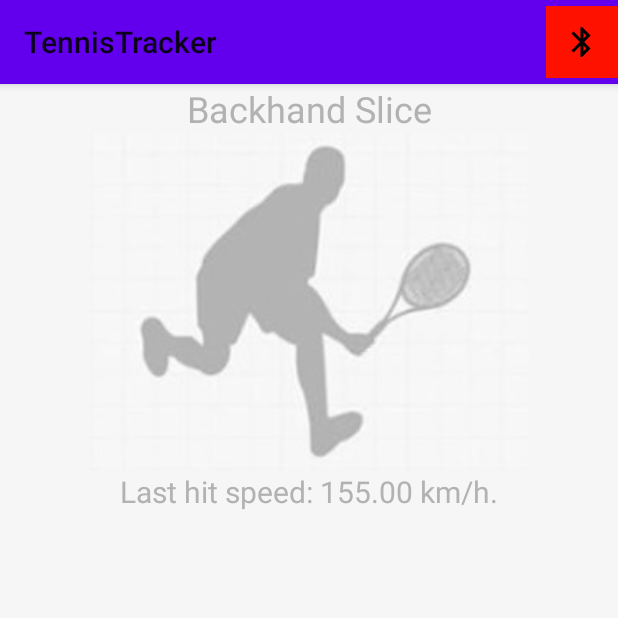
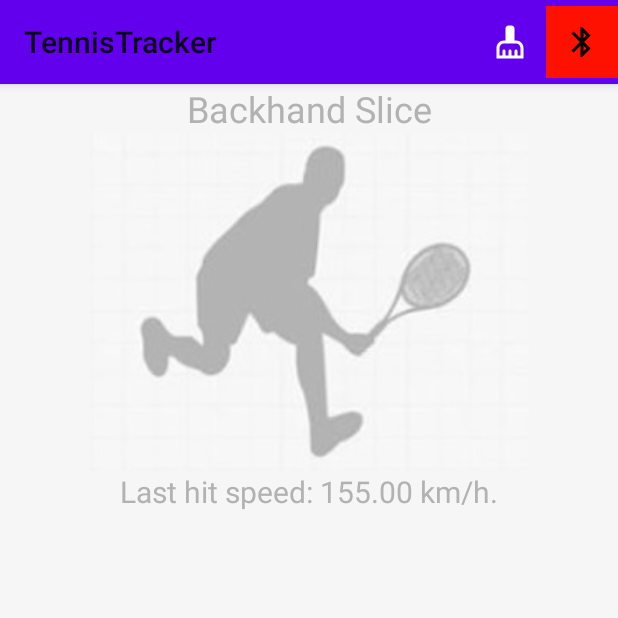
Before and after one commit to NinetyTwo-TwentyNine/TennisTracker, an Android app: the screen it shows after launch (MainActivity), after a tap on "Bluetooth connection", on a phone screen of 412 x 824 dp, the top half of it. Run offline under Robolectric (Android 15) with nearby library versions, the phone set to English and light mode, and no system bars; libraries missing offline, so code that uses them is left out: com.github.mikephil.charting; plain views replace BarChart, PieChart; 24 statements that could not run were skipped.

Commit message:
Added a button to reset statistics back to the default values. Edited the Bluetooth connection system a bit.

```diff
--- a/app/src/main/AndroidManifest.xml
+++ b/app/src/main/AndroidManifest.xml
@@ -17,7 +17,7 @@
         android:allowBackup="true"
         android:dataExtractionRules="@xml/data_extraction_rules"
         android:fullBackupContent="@xml/backup_rules"
-        android:icon="@mipmap/ic_launcher"
+        android:icon="@drawable/icon_tennis_guy"
         android:label="@string/app_name"
         android:supportsRtl="true"
         android:theme="@style/Theme.TennisTracker"
--- a/app/src/main/java/com/example/tennistracker/UI/MainActivity.kt
+++ b/app/src/main/java/com/example/tennistracker/UI/MainActivity.kt
@@ -5,7 +5,6 @@ import android.bluetooth.BluetoothDevice
 import android.content.BroadcastReceiver
 import android.content.Context
 import android.content.Intent
-import android.content.IntentFilter
 import android.content.pm.PackageManager
 import android.os.Build
 import android.os.Bundle
@@ -18,7 +17,6 @@ import androidx.activity.viewModels
 import androidx.annotation.RequiresApi
 import androidx.appcompat.app.AppCompatActivity
 import androidx.core.app.ActivityCompat
-import androidx.core.content.ContextCompat
 import com.example.tennistracker.R
 import com.example.tennistracker.ViewModel.TennisViewModel
 import com.example.tennistracker.data.Constants
@@ -43,7 +41,7 @@ class MainActivity : AppCompatActivity() {
                 return
             }
         }
-        initiateBluetoothSetup()
+        performBluetoothConnectionAttempt()
     }
 
 
@@ -61,7 +59,7 @@ class MainActivity : AppCompatActivity() {
             tennisViewModel.connectionThread.observe(this) {
                 editBluetoothIcon()
             }
-        }, 100L)
+        }, 50L)
 
         return super.onCreateOptionsMenu(menu)
     }
@@ -83,12 +81,12 @@ class MainActivity : AppCompatActivity() {
     override fun onOptionsItemSelected(item: MenuItem): Boolean {
         when (item.itemId) {
             R.id.bluetooth -> {
-                if (tennisViewModel.isBluetoothAvailable() != null) {
-                    if (tennisViewModel.isBluetoothAvailable()!!) {
-                        tennisViewModel.enableSearch()
-                    } else {
-                        Toast.makeText(this, APP_TOAST_BLUETOOTH_DATA_SENDING_NOT_AVAILABLE, Toast.LENGTH_SHORT).show()
-                    }
+                performBluetoothConnectionAttempt()
+            }
+            R.id.cleaner -> {
+                tennisViewModel.cleanHitData()
+                Constants.APP_STATISTICS_DEFAULT_LIST.forEach {
+                    tennisViewModel.addHit(it)
                 }
             }
         }
@@ -107,31 +105,19 @@ class MainActivity : AppCompatActivity() {
                         return
                     }
                 }
-                initiateBluetoothSetup()
+                performBluetoothConnectionAttempt()
             }
             else -> return
         }
     }
 
-    private fun initiateBluetoothSetup() {
-        if (tennisViewModel.isBluetoothAvailable() == null) {
-            tennisViewModel.createBluetoothAdapter(this)
-        }
+    private fun performBluetoothConnectionAttempt() {
+        tennisViewModel.createBluetoothAdapter(this)
 
         if (tennisViewModel.isBluetoothAvailable()!!) {
-            val filter = IntentFilter()
-            filter.addAction(BluetoothAdapter.ACTION_DISCOVERY_STARTED)
-            filter.addAction(BluetoothAdapter.ACTION_DISCOVERY_FINISHED)
-            filter.addAction(BluetoothDevice.ACTION_FOUND)
-            ContextCompat.registerReceiver(
-                this,
-                receiver,
-                filter,
-                ContextCompat.RECEIVER_EXPORTED
-            )
             tennisViewModel.enableSearch()
         } else {
-            Toast.makeText(this, "${Constants.APP_TOAST_BLUETOOTH_MISSING}\n$APP_TOAST_BLUETOOTH_DATA_SENDING_NOT_AVAILABLE", Toast.LENGTH_SHORT).show()
+            Toast.makeText(this, "${Constants.APP_TOAST_BLUETOOTH_NOT_AVAILABLE}\n$APP_TOAST_BLUETOOTH_DATA_SENDING_NOT_AVAILABLE", Toast.LENGTH_SHORT).show()
         }
     }
 
@@ -161,6 +147,16 @@ class MainActivity : AppCompatActivity() {
         }
     }
 
+    override fun onResume() {
+        super.onResume()
+        registerReceiver(receiver, tennisViewModel.getIntentFilter())
+    }
+
+    override fun onPause() {
+        super.onPause()
+        unregisterReceiver(receiver)
+    }
+
     companion object {
         const val REQUEST_CODE_LOC = 1
     }
--- a/app/src/main/java/com/example/tennistracker/UI/TrackingFragment.kt
+++ b/app/src/main/java/com/example/tennistracker/UI/TrackingFragment.kt
@@ -10,11 +10,11 @@ import androidx.fragment.app.Fragment
 import androidx.fragment.app.activityViewModels
 import com.example.tennistracker.R
 import com.example.tennistracker.ViewModel.TennisViewModel
+import com.example.tennistracker.data.Constants.APP_STATISTICS_DEFAULT_LIST
 import com.example.tennistracker.data.Constants.APP_TENNIS_MAX_RADIAN
 import com.example.tennistracker.data.Constants.APP_TENNIS_MAX_SPEED
 import com.example.tennistracker.data.Constants.APP_TENNIS_MAX_STRENGTH
 import com.example.tennistracker.data.Constants.APP_TEXT_LAST_HIT_SPEED
-import com.example.tennistracker.data.TennisHit
 import com.example.tennistracker.databinding.FragmentTrackingBinding
 import com.github.mikephil.charting.charts.PieChart
 import com.github.mikephil.charting.data.*
@@ -37,11 +37,9 @@ class TrackingFragment : Fragment() {
 
     override fun onViewCreated(view: View, savedInstanceState: Bundle?) {
         if (tennisViewModel.getHitData().isEmpty()) {
-            tennisViewModel.addHit(TennisHit(speed = 60F, strength = 30F, radian = 135F) )
-            tennisViewModel.addHit(TennisHit(speed = 50F, strength = 37F, radian = 129F) )
-            tennisViewModel.addHit(TennisHit(speed = 140F, strength = 90F, radian = 179F) )
-            tennisViewModel.addHit(TennisHit(speed = 160F, strength = 110F, radian = 165F) )
-            tennisViewModel.addHit(TennisHit(speed = 155F, strength = 105F, radian = 181F) )
+            APP_STATISTICS_DEFAULT_LIST.forEach {
+                tennisViewModel.addHit(it)
+            }
         }
 
         tennisViewModel.hitData.observe(this) {
--- a/app/src/main/java/com/example/tennistracker/ViewModel/TennisViewModel.kt
+++ b/app/src/main/java/com/example/tennistracker/ViewModel/TennisViewModel.kt
@@ -6,6 +6,7 @@ import android.bluetooth.BluetoothAdapter
 import android.bluetooth.BluetoothDevice
 import android.bluetooth.BluetoothManager
 import android.content.Context
+import android.content.IntentFilter
 import android.os.Build
 import android.util.Log
 import android.widget.Toast
@@ -205,6 +206,14 @@ class TennisViewModel : ViewModel() {
         return bytes[3]
     }
 
+    fun getIntentFilter(): IntentFilter {
+        val filter = IntentFilter()
+        filter.addAction(BluetoothAdapter.ACTION_DISCOVERY_STARTED)
+        filter.addAction(BluetoothAdapter.ACTION_DISCOVERY_FINISHED)
+        filter.addAction(BluetoothDevice.ACTION_FOUND)
+        return filter
+    }
+
     fun performTimerEvent(timerFun: () -> Unit, time: Long) {
         val eventTimer = Timer()
         val timerTask: TimerTask = object : TimerTask() {
--- a/app/src/main/java/com/example/tennistracker/data/Constants.kt
+++ b/app/src/main/java/com/example/tennistracker/data/Constants.kt
@@ -6,8 +6,8 @@ import androidx.annotation.RequiresApi
 
 @RequiresApi(Build.VERSION_CODES.S)
 object Constants {
+    const val APP_TOAST_BLUETOOTH_NOT_AVAILABLE = "Bluetooth isn't available."
     const val APP_TOAST_BLUETOOTH_DATA_SENDING_NOT_AVAILABLE = "No data can be sent to physical device."
-    const val APP_TOAST_BLUETOOTH_MISSING = "Sadly, you have no Bluetooth support."
     const val APP_TOAST_BLUETOOTH_DEVICE_NOT_FOUND = "No valid device was found."
     const val APP_TOAST_BLUETOOTH_DEVICE_CONNECTION_SUCCESSFUL = "Successful connection!"
     const val APP_TOAST_BLUETOOTH_DEVICE_CONNECTION_FAILED = "Failed to connect to the device."
@@ -22,6 +22,14 @@ object Constants {
     const val APP_DATA_BYTE_AMOUNT = 3+1
     const val APP_DATA_RECEPTION_PERIOD = 100L
 
+    val APP_STATISTICS_DEFAULT_LIST = listOf(
+        TennisHit(speed = 60F, strength = 30F, radian = 135F),
+        TennisHit(speed = 50F, strength = 37F, radian = 129F),
+        TennisHit(speed = 140F, strength = 90F, radian = 179F),
+        TennisHit(speed = 160F, strength = 110F, radian = 165F),
+        TennisHit(speed = 155F, strength = 105F, radian = 181F)
+    )
+
     val APP_BLUETOOTH_PERMISSIONS_LIST = listOf(
         Manifest.permission.BLUETOOTH_SCAN,
         Manifest.permission.BLUETOOTH_CONNECT,
--- /dev/null
+++ b/app/src/main/res/drawable/baseline_cleaning_services_24.xml
@@ -0,0 +1,5 @@
+<vector android:height="24dp" android:tint="#FFFFFF"
+    android:viewportHeight="24" android:viewportWidth="24"
+    android:width="24dp" xmlns:android="http://schemas.android.com/apk/res/android">
+    <path android:fillColor="@android:color/white" android:pathData="M16,11h-1V3c0,-1.1 -0.9,-2 -2,-2h-2C9.9,1 9,1.9 9,3v8H8c-2.76,0 -5,2.24 -5,5v7h18v-7C21,13.24 18.76,11 16,11zM19,21h-2v-3c0,-0.55 -0.45,-1 -1,-1s-1,0.45 -1,1v3h-2v-3c0,-0.55 -0.45,-1 -1,-1s-1,0.45 -1,1v3H9v-3c0,-0.55 -0.45,-1 -1,-1s-1,0.45 -1,1v3H5v-5c0,-1.65 1.35,-3 3,-3h8c1.65,0 3,1.35 3,3V21z"/>
+</vector>
--- a/app/src/main/res/menu/bluetooth_menu.xml
+++ b/app/src/main/res/menu/bluetooth_menu.xml
@@ -1,6 +1,12 @@
 <?xml version="1.0" encoding="utf-8"?>
 <menu xmlns:android="http://schemas.android.com/apk/res/android"
     xmlns:app="http://schemas.android.com/apk/res-auto">
+    <item
+        android:title="Data cleaner"
+        android:id="@+id/cleaner"
+        app:showAsAction="always"
+        android:icon="@drawable/baseline_cleaning_services_24"
+        />
     <item
         android:title="Bluetooth connection"
         android:id="@+id/bluetooth"
```
